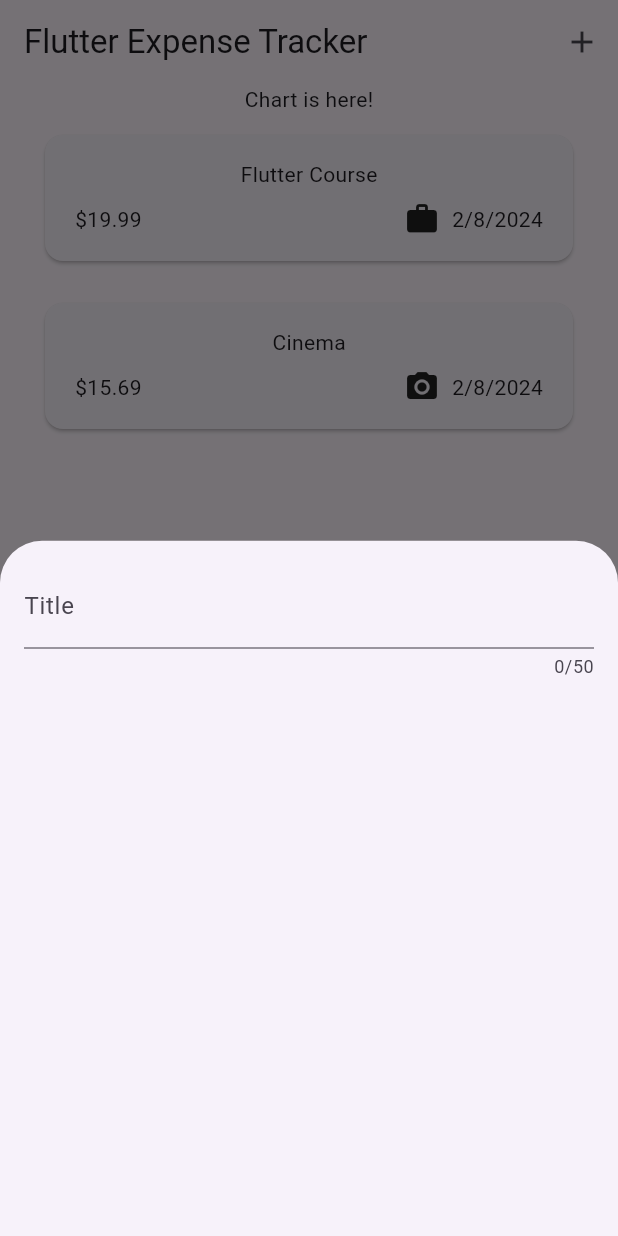
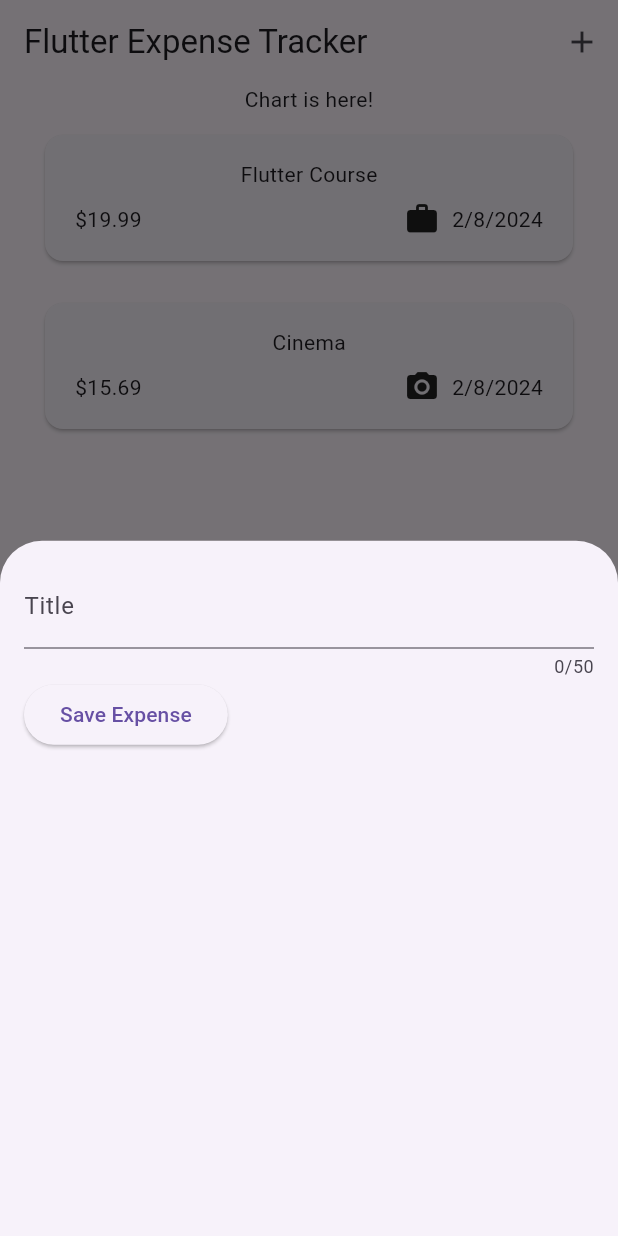
Before and after one commit to clebersonp/expense_tracker, a Flutter app: the screen it shows after launch, after a tap on the "add" icon, on a phone screen of 412 x 824 dp. Run offline on Flutter 3.47's test engine with Material 3 defaults, Android fonts, the phone set to English and light mode, and no system bars.

Commit message:
Created a property and function to cat user title input value

```diff
--- a/lib/widgets/new_expense.dart
+++ b/lib/widgets/new_expense.dart
@@ -8,18 +8,33 @@ class NewExpense extends StatefulWidget {
 }
 
 class _NewExpenseState extends State<NewExpense> {
+  var _enteredTitle = '';
+
+  void _saveTitleInput(String inputValue) {
+    _enteredTitle = inputValue;
+  }
+
   @override
   Widget build(BuildContext context) {
-    return const Padding(
-      padding: EdgeInsets.all(16),
+    return Padding(
+      padding: const EdgeInsets.all(16),
       child: Column(
         children: [
           TextField(
             maxLength: 50,
             keyboardType: TextInputType.text,
-            decoration: InputDecoration(
+            onChanged: _saveTitleInput,
+            decoration: const InputDecoration(
               label: Text('Title'),
             ),
+          ),
+          Row(
+            children: [
+              ElevatedButton(
+                onPressed: () => print(_enteredTitle),
+                child: const Text('Save Expense'),
+              ),
+            ],
           ),
         ],
       ),
```
